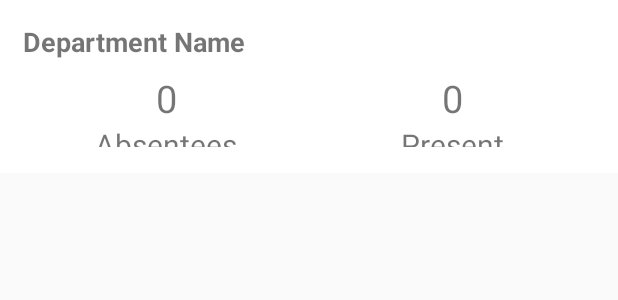
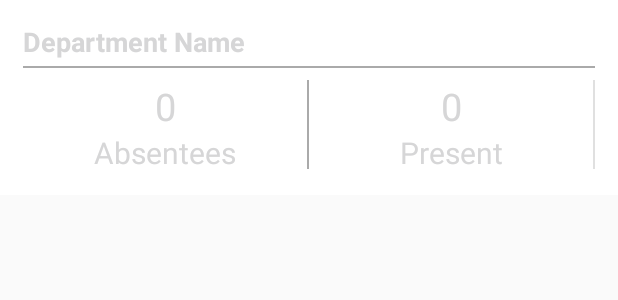
Before and after one commit to kranthi0987/total-college-management, an Android app: the layout row_absentees_item.xml on its own in the app's theme, with its tools: preview values and no code run, on a phone screen of 412 x 824 dp. Shown: the top 300 px of the screen. Run offline under Robolectric (Android 15) with nearby library versions, the phone set to English and light mode, and no system bars; plain views replace MaterialRippleLayout.

Commit message:
absentees code and layout fix

```diff
--- a/app/src/main/java/app/managementapp/college/com/collegemanagement/management/Absentees/AbsenteesAdapter.java
+++ b/app/src/main/java/app/managementapp/college/com/collegemanagement/management/Absentees/AbsenteesAdapter.java
@@ -58,13 +58,16 @@
             textView.setText(value);
         } else {
             Log.d("test", "setText: isssu3e with ");
+            Log.d("ddd", "getItemCount: " + getItemCount());
         }
 
     }
 
     @Override
     public int getItemCount() {
+
         return absenteesItems.size();
+
     }
 
     public class ViewHolder extends RecyclerView.ViewHolder {
--- a/app/src/main/java/app/managementapp/college/com/collegemanagement/management/Absentees/AbsenteesItem.java
+++ b/app/src/main/java/app/managementapp/college/com/collegemanagement/management/Absentees/AbsenteesItem.java
@@ -10,7 +10,7 @@
  */
 
 public class AbsenteesItem {
-    //data variables
+//data variables
 //
 //    {
 //        "DataList": [
--- a/app/src/main/res/layout/activity_absentees.xml
+++ b/app/src/main/res/layout/activity_absentees.xml
@@ -65,7 +65,7 @@
         <android.support.v7.widget.CardView
             android:layout_width="match_parent"
             android:layout_height="wrap_content"
-            android:layout_margin="10dp"
+            android:layout_margin="5dp"
             app:cardCornerRadius="@dimen/spacing_medium"
             app:cardElevation="@dimen/spacing_xsmall"
             app:cardUseCompatPadding="true">
--- a/app/src/main/res/layout/row_absentees_item.xml
+++ b/app/src/main/res/layout/row_absentees_item.xml
@@ -5,7 +5,7 @@
 
 <RelativeLayout xmlns:android="http://schemas.android.com/apk/res/android"
     android:layout_width="match_parent"
-    android:layout_height="115dp"
+    android:layout_height="130dp"
     android:layout_marginBottom="2dp"
     android:background="@color/white"
     android:clickable="true"
@@ -25,7 +25,8 @@
 
             <LinearLayout
                 android:layout_width="match_parent"
-                android:layout_height="match_parent">
+                android:layout_height="match_parent"
+                android:paddingBottom="4dp">
 
                 <TextView
                     android:id="@+id/category"
@@ -33,16 +34,24 @@
                     android:layout_height="match_parent"
                     android:layout_gravity="left"
                     android:text="Department Name"
+                    android:textColor="@color/black"
                     android:textSize="18dp"
                     android:textStyle="bold" />
+
             </LinearLayout>
 
+            <View
+                android:layout_width="match_parent"
+                android:layout_height="1dp"
+                android:background="@android:color/darker_gray" />
             <LinearLayout
                 android:layout_width="match_parent"
                 android:layout_height="match_parent"
                 android:layout_weight="1"
+                android:divider="?android:dividerHorizontal"
                 android:orientation="horizontal"
-                android:paddingTop="8dp">
+                android:paddingTop="8dp"
+                android:showDividers="end">
 
 
                 <LinearLayout
@@ -57,6 +66,7 @@
                         android:layout_height="wrap_content"
                         android:text="0"
                         android:textAlignment="center"
+                        android:textColor="@color/black"
                         android:textSize="25dp" />
 
                     <TextView
@@ -64,9 +74,14 @@
                         android:layout_height="wrap_content"
                         android:text="Absentees"
                         android:textAlignment="center"
+                        android:textColor="@color/black"
                         android:textSize="20dp" />
                 </LinearLayout>
 
+                <View
+                    android:layout_width="1dp"
+                    android:layout_height="match_parent"
+                    android:background="@android:color/darker_gray" />
                 <LinearLayout
                     android:layout_width="match_parent"
                     android:layout_height="match_parent"
@@ -79,6 +94,7 @@
                         android:layout_height="wrap_content"
                         android:text="0"
                         android:textAlignment="center"
+                        android:textColor="@color/black"
                         android:textSize="25dp" />
 
                     <TextView
@@ -86,6 +102,7 @@
                         android:layout_height="wrap_content"
                         android:text="Present"
                         android:textAlignment="center"
+                        android:textColor="@color/black"
                         android:textSize="20dp" />
 
 
```
